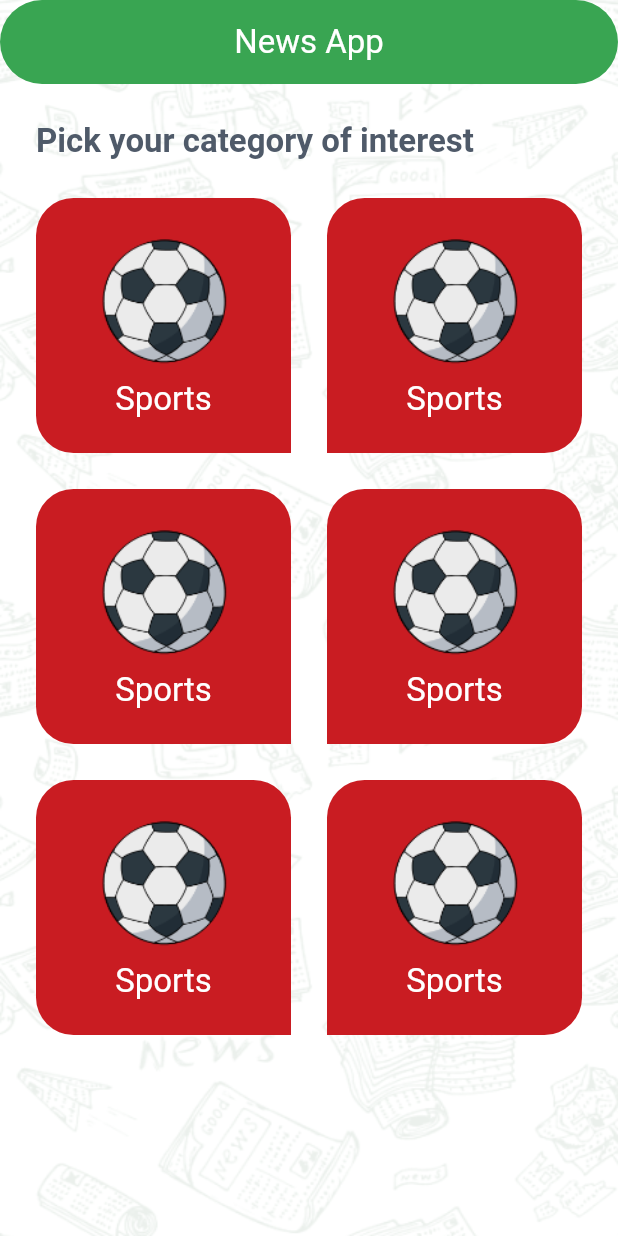
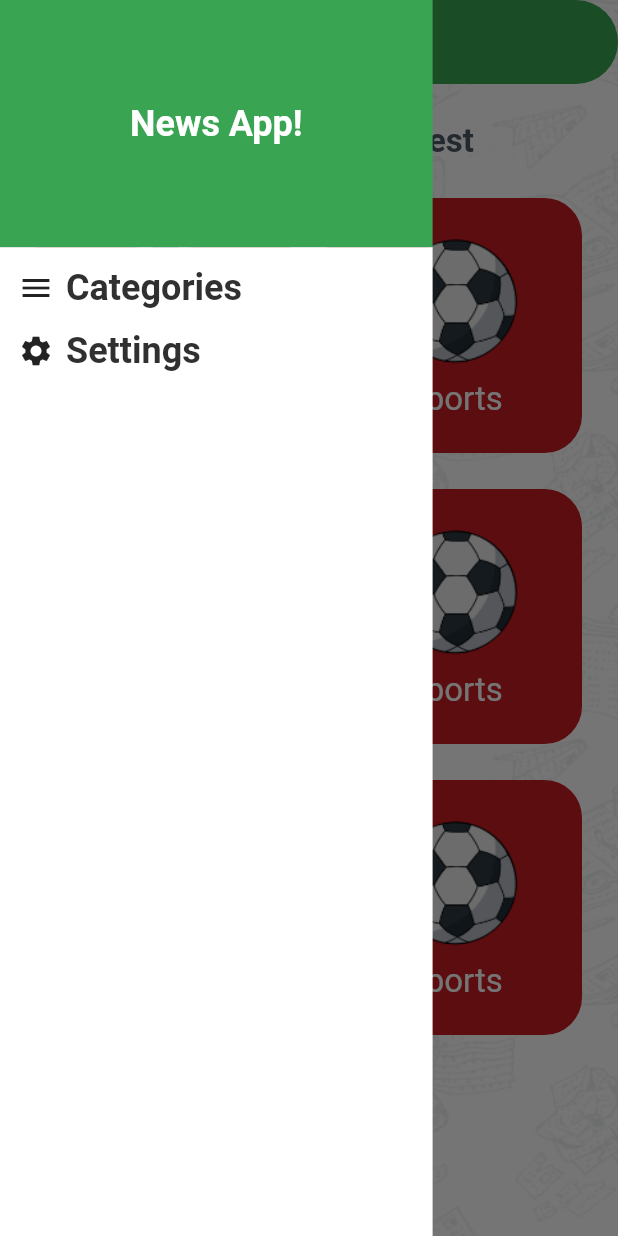
Before and after one commit to omar-route-c11/news-sat-tues, a Flutter app: the screen it shows after launch, with the side drawer open (before the commit the screen has no drawer), on a phone screen of 412 x 824 dp. Run offline on Flutter 3.47's test engine with Material 3 defaults, Android fonts, the phone set to English and light mode, and no system bars.

Commit message:
Implement home screen switching views logic

```diff
--- a/lib/app_theme.dart
+++ b/lib/app_theme.dart
@@ -20,8 +20,8 @@ class AppTheme {
       centerTitle: true,
       shape: RoundedRectangleBorder(
         borderRadius: BorderRadius.horizontal(
-          left: Radius.circular(50),
-          right: Radius.circular(50),
+          left: Radius.circular(32),
+          right: Radius.circular(32),
         ),
       ),
     ),
--- a/lib/category/categories_grid.dart
+++ b/lib/category/categories_grid.dart
@@ -4,37 +4,48 @@ import 'package:news/category/category_item.dart';
 import 'package:news/category/category_model.dart';
 
 class CategoriesGrid extends StatelessWidget {
-  const CategoriesGrid({super.key});
+  const CategoriesGrid({
+    super.key,
+    required this.onCategorySelected,
+  });
+
+  final void Function(CategoryModel) onCategorySelected;
 
   @override
   Widget build(BuildContext context) {
     const List<CategoryModel> categories = [
       CategoryModel(
+        id: 'sports',
         name: 'Sports',
         imageName: 'ball',
         color: Color(0xFFC91C22),
       ),
       CategoryModel(
+        id: 'sports',
         name: 'Sports',
         imageName: 'ball',
         color: Color(0xFFC91C22),
       ),
       CategoryModel(
+        id: 'sports',
         name: 'Sports',
         imageName: 'ball',
         color: Color(0xFFC91C22),
       ),
       CategoryModel(
+        id: 'sports',
         name: 'Sports',
         imageName: 'ball',
         color: Color(0xFFC91C22),
       ),
       CategoryModel(
+        id: 'sports',
         name: 'Sports',
         imageName: 'ball',
         color: Color(0xFFC91C22),
       ),
       CategoryModel(
+        id: 'sports',
         name: 'Sports',
         imageName: 'ball',
         color: Color(0xFFC91C22),
@@ -63,10 +74,16 @@ class CategoriesGrid extends StatelessWidget {
                 mainAxisSpacing: 24,
                 crossAxisSpacing: 24,
               ),
-              itemBuilder: (_, index) => CategoryItem(
-                category: categories[index],
-                index: index,
-              ),
+              itemBuilder: (_, index) {
+                final category = categories[index];
+                return GestureDetector(
+                  onTap: () => onCategorySelected(category),
+                  child: CategoryItem(
+                    category: category,
+                    index: index,
+                  ),
+                );
+              },
               itemCount: categories.length,
             ),
           ),
--- a/lib/category/category_details.dart
+++ b/lib/category/category_details.dart
@@ -1,7 +1,12 @@
 import 'package:flutter/material.dart';
 
 class CategoryDetails extends StatelessWidget {
-  const CategoryDetails({super.key});
+  const CategoryDetails(
+    this.categoryId, {
+    super.key,
+  });
+
+  final String categoryId;
 
   @override
   Widget build(BuildContext context) {
--- a/lib/category/category_model.dart
+++ b/lib/category/category_model.dart
@@ -1,11 +1,13 @@
 import 'package:flutter/material.dart';
 
 class CategoryModel {
+  final String id;
   final String name;
   final String imageName;
   final Color color;
 
   const CategoryModel({
+    required this.id,
     required this.name,
     required this.imageName,
     required this.color,
--- /dev/null
+++ b/lib/drawer/home_drawer.dart
@@ -0,0 +1,80 @@
+import 'package:flutter/material.dart';
+import 'package:news/app_theme.dart';
+
+class HomeDrawer extends StatelessWidget {
+  const HomeDrawer({
+    super.key,
+    required this.onItemSelected,
+  });
+
+  final void Function(DrawerItem) onItemSelected;
+
+  @override
+  Widget build(BuildContext context) {
+    final screenSize = MediaQuery.of(context).size;
+    final titleLargeStyle =
+        Theme.of(context).textTheme.titleLarge?.copyWith(fontSize: 24);
+
+    return SizedBox(
+      width: screenSize.width * 0.7,
+      child: Column(
+        children: [
+          Container(
+            height: screenSize.height * 0.2,
+            width: double.infinity,
+            color: AppTheme.primary,
+            alignment: Alignment.center,
+            child: Text(
+              'News App!',
+              style: titleLargeStyle,
+            ),
+          ),
+          Expanded(
+            child: Container(
+              padding: const EdgeInsetsDirectional.only(top: 12, start: 12),
+              color: AppTheme.white,
+              child: Column(
+                children: [
+                  GestureDetector(
+                    onTap: () => onItemSelected(DrawerItem.categories),
+                    child: Row(
+                      children: [
+                        const Icon(Icons.menu),
+                        const SizedBox(width: 8),
+                        Text(
+                          'Categories',
+                          style:
+                              titleLargeStyle?.copyWith(color: AppTheme.black),
+                        ),
+                      ],
+                    ),
+                  ),
+                  const SizedBox(height: 12),
+                  GestureDetector(
+                    onTap: () => onItemSelected(DrawerItem.settings),
+                    child: Row(
+                      children: [
+                        const Icon(Icons.settings),
+                        const SizedBox(width: 8),
+                        Text(
+                          'Settings',
+                          style:
+                              titleLargeStyle?.copyWith(color: AppTheme.black),
+                        ),
+                      ],
+                    ),
+                  ),
+                ],
+              ),
+            ),
+          ),
+        ],
+      ),
+    );
+  }
+}
+
+enum DrawerItem {
+  categories,
+  settings;
+}
--- a/lib/home_screen.dart
+++ b/lib/home_screen.dart
@@ -1,12 +1,21 @@
 import 'package:flutter/material.dart';
 import 'package:news/app_theme.dart';
 import 'package:news/category/categories_grid.dart';
+import 'package:news/category/category_details.dart';
+import 'package:news/category/category_model.dart';
+import 'package:news/drawer/home_drawer.dart';
+import 'package:news/settings/settings_tab.dart';
 
-class HomeScreen extends StatelessWidget {
+class HomeScreen extends StatefulWidget {
   const HomeScreen({super.key});
 
   static const String routeName = '/';
 
+  @override
+  State<HomeScreen> createState() => _HomeScreenState();
+}
+
+class _HomeScreenState extends State<HomeScreen> {
   @override
   Widget build(BuildContext context) {
     return Container(
@@ -18,11 +27,33 @@ class HomeScreen extends StatelessWidget {
         ),
       ),
       child: Scaffold(
+        drawer: HomeDrawer(
+          onItemSelected: onDrawerItemSelected,
+        ),
         appBar: AppBar(
           title: const Text('News App'),
         ),
-        body: const CategoriesGrid(),
+        body: selectedCategory != null
+            ? CategoryDetails(selectedCategory!.id)
+            : selectedDrawerItem == DrawerItem.categories
+                ? CategoriesGrid(onCategorySelected: onCategorySelected)
+                : const SettingsTab(),
       ),
     );
   }
+
+  DrawerItem selectedDrawerItem = DrawerItem.categories;
+  CategoryModel? selectedCategory;
+
+  void onDrawerItemSelected(DrawerItem drawerItem) {
+    selectedDrawerItem = drawerItem;
+    selectedCategory = null;
+    setState(() {});
+    Navigator.of(context).pop();
+  }
+
+  void onCategorySelected(CategoryModel category) {
+    selectedCategory = category;
+    setState(() {});
+  }
 }
```
